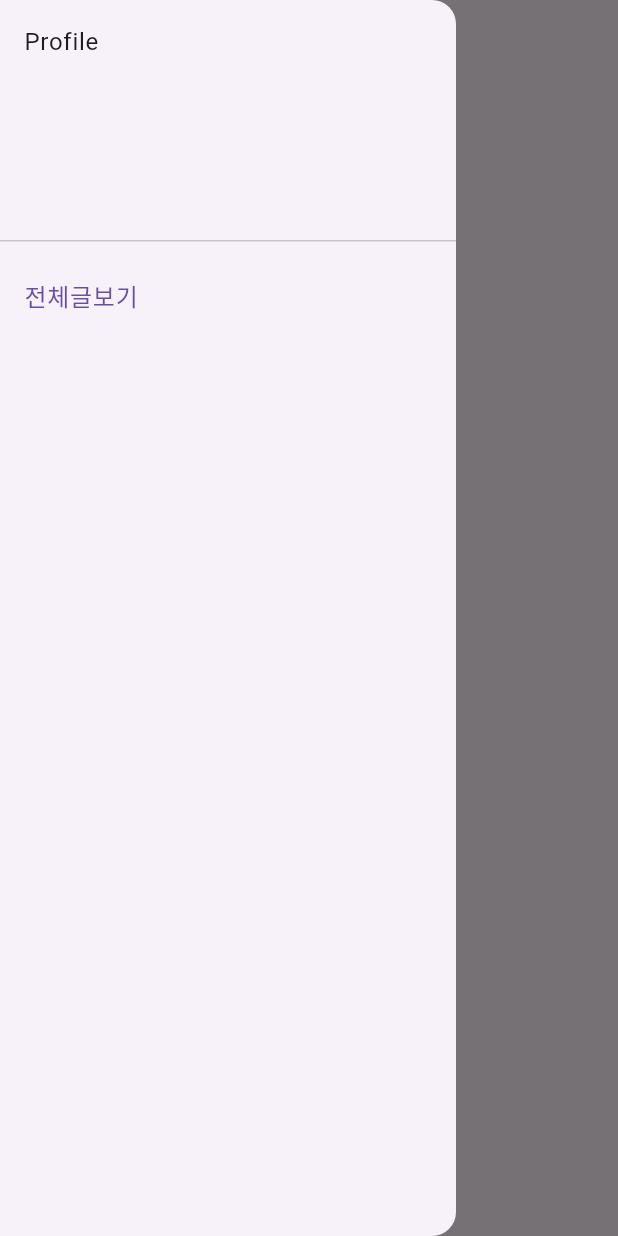
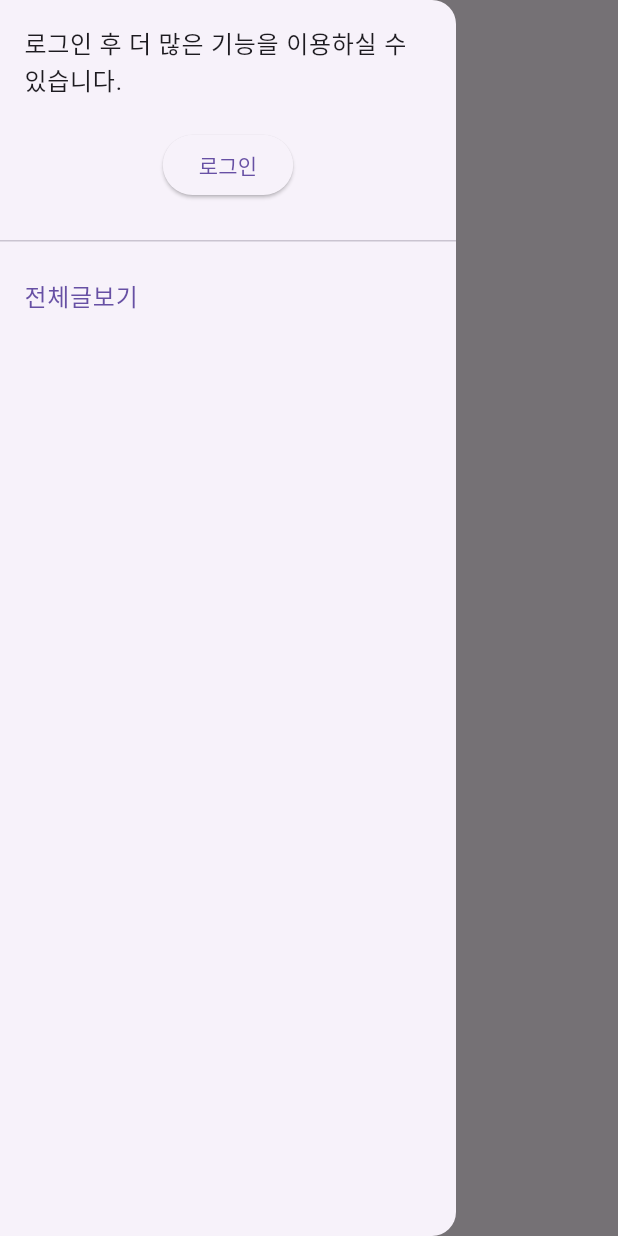
Before and after one commit to tnfy10/myeoru_blog, a Flutter app: the screen it shows after launch, with the side drawer open, on a phone screen of 412 x 824 dp. Run offline on Flutter 3.47's test engine with Material 3 defaults, Android fonts, the phone set to English and light mode, and no system bars; our stand-ins replace cloud_firestore, firebase_analytics, firebase_auth, firebase_core, flutter_riverpod, go_router and 2 more; missing offline and left inert: dart:js_interop, firebase_app_check; accounts and stored records are empty; generated files the repository leaves out were written again; statements that could not run were skipped.

Commit message:
로그인 개발 중

```diff
--- a/lib/core/main/main_dev.dart
+++ b/lib/core/main/main_dev.dart
@@ -1,5 +1,6 @@
 import 'package:firebase_core/firebase_core.dart';
 import 'package:flutter/material.dart';
+import 'package:flutter_web_plugins/url_strategy.dart';
 import 'package:flutter_riverpod/flutter_riverpod.dart';
 import 'package:myeoru_blog/core/firebase/options/dev_firebase_options.dart';
 import 'package:myeoru_blog/presentation/app.dart';
@@ -11,5 +12,6 @@ void main() async {
     options: DevFirebaseOptions.currentPlatform,
   );
 
+  usePathUrlStrategy();
   runApp(const ProviderScope(child: App()));
 }
--- a/lib/core/utils/logger.dart
+++ b/lib/core/utils/logger.dart
@@ -2,7 +2,7 @@ import 'package:logger/logger.dart';
 
 final logger = Logger(
   filter: ProductionFilter(),
-  printer: PrefixPrinter(PrettyPrinter(
+  printer: PrefixPrinter(SimplePrinter(
     colors: true,
     printTime: true,
   )),
--- a/lib/presentation/app.dart
+++ b/lib/presentation/app.dart
@@ -1,6 +1,6 @@
 import 'package:flutter/material.dart';
 import 'package:flutter_riverpod/flutter_riverpod.dart';
-import 'package:myeoru_blog/core/route/router_notifier.dart';
+import 'package:myeoru_blog/core/notifier/router_notifier.dart';
 
 class App extends ConsumerWidget {
   const App({super.key});
@@ -15,6 +15,7 @@ class App extends ConsumerWidget {
       routerDelegate: router.routerDelegate,
       title: 'Myeoru Blog',
       theme: ThemeData(primarySwatch: Colors.blue),
+      darkTheme: ThemeData.dark(),
     );
   }
 }
--- /dev/null
+++ b/lib/presentation/home/component/home_drawer.dart
@@ -0,0 +1,111 @@
+import 'package:collection/collection.dart';
+import 'package:firebase_auth/firebase_auth.dart';
+import 'package:flutter/material.dart';
+import 'package:flutter_riverpod/flutter_riverpod.dart';
+import 'package:go_router/go_router.dart';
+import 'package:myeoru_blog/core/notifier/auth_notifier.dart';
+import 'package:myeoru_blog/core/route/route_extension.dart';
+import 'package:myeoru_blog/domain/model/board_category.dart';
+import 'package:myeoru_blog/presentation/auth/screen/sign_in_screen.dart';
+import 'package:myeoru_blog/presentation/home/screen/home_screen.dart';
+
+class HomeDrawer extends ConsumerWidget {
+  final int selectedIndex;
+  final void Function(int index) onChangedSelectedIndex;
+  final User? user;
+  final AsyncValue<List<BoardCategory>> homeDrawerState;
+
+  const HomeDrawer({
+    super.key,
+    required this.selectedIndex,
+    required this.onChangedSelectedIndex,
+    required this.user,
+    required this.homeDrawerState,
+  });
+
+  @override
+  Widget build(BuildContext context, WidgetRef ref) {
+    return Drawer(
+      child: ListView(
+        padding: EdgeInsets.zero,
+        children: [_drawerHeader(context, ref), ..._drawerMenuItems(context)],
+      ),
+    );
+  }
+
+  Widget _drawerHeader(BuildContext context, WidgetRef ref) {
+    if (user == null) {
+      return DrawerHeader(
+        child: Column(
+          children: [
+            const Text('로그인 후 더 많은 기능을 이용하실 수 있습니다.'),
+            const SizedBox(
+              height: 20,
+            ),
+            ElevatedButton(
+              onPressed: () {
+                context.navigateSignIn();
+              },
+              child: const Text('로그인'),
+            )
+          ],
+        ),
+      );
+    }
+
+    return DrawerHeader(
+      child: Column(
+        children: [
+          ListTile(
+            title: Text(user?.displayName ?? ''),
+            subtitle: Text(user?.email ?? ''),
+          ),
+          const SizedBox(
+            height: 20,
+          ),
+          ElevatedButton(
+            onPressed: () {
+              ref.read(authNotifierProvider.notifier).signOut();
+            },
+            child: const Text('로그아웃'),
+          )
+        ],
+      ),
+    );
+  }
+
+  List<Widget> _drawerMenuItems(BuildContext context) {
+    if (homeDrawerState.isLoading) {
+      return [
+        Container(
+          height: 100,
+          alignment: Alignment.center,
+          child: const CircularProgressIndicator(),
+        )
+      ];
+    }
+
+    if (homeDrawerState.hasError) {
+      return [
+        Container(
+          height: 100,
+          alignment: Alignment.center,
+          child: Text(homeDrawerState.error.toString()),
+        )
+      ];
+    }
+
+    final drawerList = homeDrawerState.requireValue;
+
+    return drawerList
+        .mapIndexed((index, e) => ListTile(
+              title: Text(e.label),
+              selected: selectedIndex == index,
+              onTap: () {
+                onChangedSelectedIndex(index);
+                context.pop();
+              },
+            ))
+        .toList();
+  }
+}
--- a/lib/presentation/home/screen/home_screen.dart
+++ b/lib/presentation/home/screen/home_screen.dart
@@ -1,73 +1,40 @@
-import 'package:collection/collection.dart';
 import 'package:flutter/material.dart';
 import 'package:flutter_riverpod/flutter_riverpod.dart';
-import 'package:go_router/go_router.dart';
+import 'package:myeoru_blog/core/notifier/auth_notifier.dart';
+import 'package:myeoru_blog/presentation/home/component/home_drawer.dart';
 import 'package:myeoru_blog/presentation/home/notifier/home_drawer_notifier.dart';
 
 class HomeScreen extends ConsumerStatefulWidget {
-  static String get routeName => 'main';
+  static String get routeName => 'home';
 
   const HomeScreen({super.key});
 
   @override
-  ConsumerState<HomeScreen> createState() => _MainScreenState();
+  ConsumerState<HomeScreen> createState() => _HomeScreenState();
 }
 
-class _MainScreenState extends ConsumerState<HomeScreen> {
+class _HomeScreenState extends ConsumerState<HomeScreen> {
   int selectedDrawerMenuIdx = 0;
-
-  changeSelectedDrawerMenuIdx(int index) {
-    setState(() {
-      selectedDrawerMenuIdx = index;
-    });
-  }
 
   @override
   Widget build(BuildContext context) {
+    final user = ref.watch(authNotifierProvider);
+    final homeDrawerState = ref.watch(homeDrawerNotifierProvider);
+
     return Scaffold(
       appBar: AppBar(
         title: const Text('Myeoru Blog'),
       ),
-      drawer: Drawer(
-        child: drawerMenu(),
+      drawer: HomeDrawer(
+        selectedIndex: selectedDrawerMenuIdx,
+        onChangedSelectedIndex: (index) {
+          setState(() {
+            selectedDrawerMenuIdx = index;
+          });
+        },
+        homeDrawerState: homeDrawerState,
+        user: user,
       ),
     );
   }
-
-  Widget drawerMenu() {
-    final drawerListState = ref.watch(homeDrawerNotifierProvider);
-
-    if (drawerListState.isLoading) {
-      return Container(
-        padding: const EdgeInsets.only(top: 100),
-        alignment: Alignment.topCenter,
-        child: const CircularProgressIndicator(),
-      );
-    }
-
-    if (drawerListState.hasError) {
-      return Container(
-        padding: const EdgeInsets.only(top: 100),
-        alignment: Alignment.topCenter,
-        child: Text(drawerListState.error.toString()),
-      );
-    }
-
-    final drawerList = drawerListState.requireValue;
-
-    return ListView(
-      padding: EdgeInsets.zero,
-      children: [
-        const DrawerHeader(child: Text('Profile')),
-        ...drawerList.mapIndexed((index, e) => ListTile(
-              title: Text(e.label),
-              selected: selectedDrawerMenuIdx == index,
-              onTap: () {
-                changeSelectedDrawerMenuIdx(index);
-                context.pop();
-              },
-            )),
-      ],
-    );
-  }
 }
--- a/pubspec.yaml
+++ b/pubspec.yaml
@@ -31,6 +31,8 @@ environment:
 dependencies:
   flutter:
     sdk: flutter
+  flutter_web_plugins:
+    sdk: flutter
 
 
   # The following adds the Cupertino Icons font to your application.
@@ -39,6 +41,7 @@ dependencies:
   firebase_core: ^2.1.1
   firebase_app_check: ^0.2.1+4
   firebase_analytics: ^10.7.0
+  firebase_auth: ^4.14.0
   cloud_firestore: ^4.13.1
   go_router: ^12.1.1
   riverpod: ^2.4.6
```
Also changed, not shown: lib/core/firebase/firebase_module.dart (+8 -0 lines), lib/core/notifier/auth_notifier.dart (added, +56 -0 lines), lib/core/notifier/router_notifier.dart (renamed from lib/core/route/router_notifier.dart, +9 -0 lines), lib/core/route/route_extension.dart (added, +25 -0 lines), lib/core/route/routes.dart (+8 -0 lines), lib/presentation/auth/screen/sign_in_screen.dart (added, +92 -0 lines), pubspec.lock.
